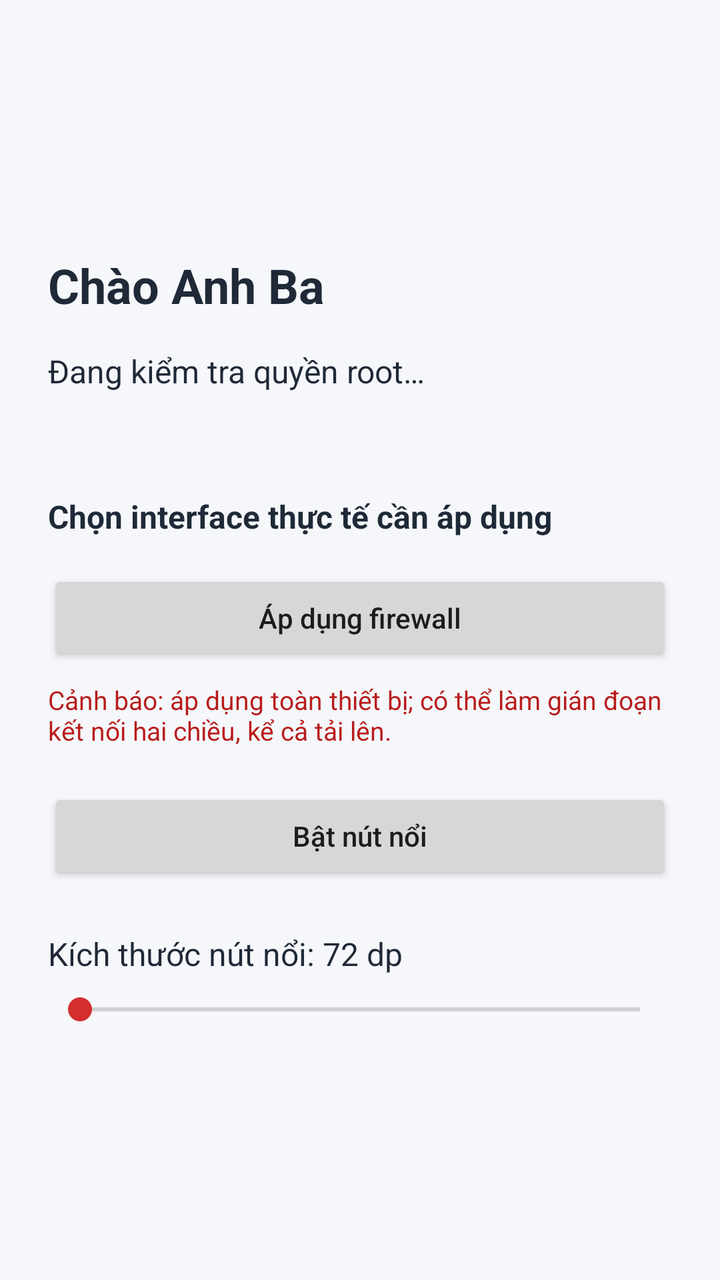
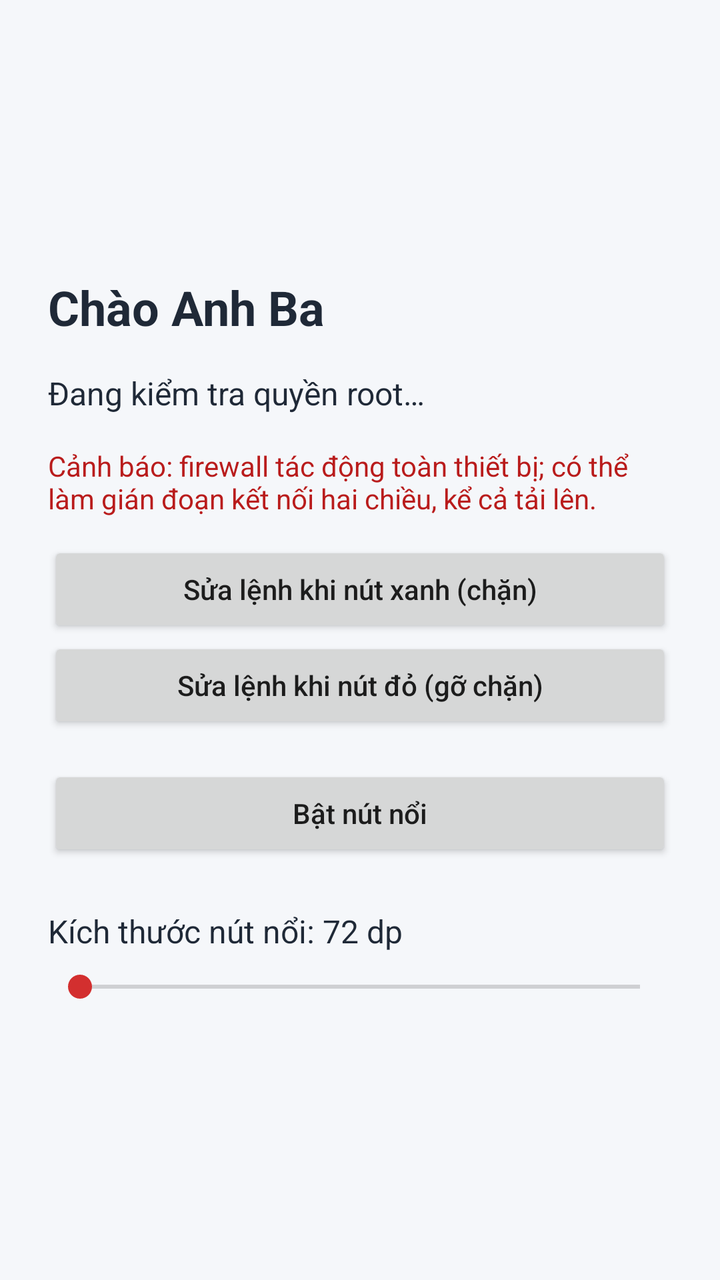

Before-and-after screenshots of an Android layout around one commit, followed by the original layout XML and the change that was made.
<!-- AndroidManifest.xml: application theme Theme.NutNoi -->
<!-- res/layout/activity_main.xml -->
<?xml version="1.0" encoding="utf-8"?>
<ScrollView xmlns:android="http://schemas.android.com/apk/res/android"
    android:layout_width="match_parent"
    android:layout_height="match_parent"
    android:fillViewport="true"
    android:background="#F5F7FA">
    <LinearLayout
        android:layout_width="match_parent"
        android:layout_height="wrap_content"
        android:orientation="vertical"
        android:padding="24dp"
        android:gravity="center_vertical">
        <TextView
            android:layout_width="match_parent"
            android:layout_height="wrap_content"
            android:text="@string/greeting"
            android:textColor="#1F2937"
            android:textSize="24sp"
            android:textStyle="bold"
            android:layout_marginBottom="16dp" />
        <TextView
            android:id="@+id/rootStatus"
            android:layout_width="match_parent"
            android:layout_height="wrap_content"
            android:text="@string/root_status_checking"
            android:textColor="#1F2937"
            android:textSize="16sp"
            android:paddingBottom="16dp"
            android:accessibilityLiveRegion="polite" />
        <TextView
            android:id="@+id/deviceInfo"
            android:layout_width="match_parent"
            android:layout_height="wrap_content"
            android:textColor="#1F2937"
            android:textSize="14sp"
            android:paddingBottom="16dp" />
        <TextView
            android:layout_width="match_parent"
            android:layout_height="wrap_content"
            android:text="@string/network_block_options"
            android:textColor="#1F2937"
            android:textSize="16sp"
            android:textStyle="bold"
            android:paddingBottom="4dp" />
        <LinearLayout
            android:id="@+id/interfaceChoices"
            android:layout_width="match_parent"
            android:layout_height="wrap_content"
            android:orientation="vertical" />
        <Button
            android:id="@+id/btnApplyFirewall"
            android:layout_width="match_parent"
            android:layout_height="wrap_content"
            android:text="@string/apply_firewall"
            android:textAllCaps="false"
            android:layout_marginTop="12dp"
            android:layout_marginBottom="8dp" />
        <TextView
            android:layout_width="match_parent"
            android:layout_height="wrap_content"
            android:text="@string/firewall_warning_short"
            android:textColor="#B91C1C"
            android:textSize="13sp"
            android:paddingBottom="20dp" />
        <Button
            android:id="@+id/btnToggleOverlay"
            android:layout_width="match_parent"
            android:layout_height="wrap_content"
            android:text="@string/enable_button"
            android:textAllCaps="false"
            android:layout_marginBottom="24dp" />
        <TextView
            android:id="@+id/overlaySizeLabel"
            android:layout_width="match_parent"
            android:layout_height="wrap_content"
            android:labelFor="@id/overlaySizeSeekBar"
            android:text="@string/overlay_size_value_default"
            android:textColor="#1F2937"
            android:textSize="16sp"
            android:paddingBottom="8dp" />
        <SeekBar
            android:id="@+id/overlaySizeSeekBar"
            android:layout_width="match_parent"
            android:layout_height="wrap_content"
            android:contentDescription="@string/overlay_size_label" />
    </LinearLayout>
</ScrollView>
<!-- resources referenced by this layout -->
<resources>
  <string name="apply_firewall">Áp dụng firewall</string>
  <string name="enable_button">Bật nút nổi</string>
  <string name="firewall_warning_short">Cảnh báo: áp dụng toàn thiết bị; có thể làm gián đoạn kết nối hai chiều, kể cả tải lên.</string>
  <string name="greeting">Chào Anh Ba</string>
  <string name="network_block_options">Chọn interface thực tế cần áp dụng</string>
  <string name="overlay_size_label">Kích thước nút nổi</string>
  <string name="overlay_size_value_default">Kích thước nút nổi: 72 dp</string>
  <string name="root_status_checking">Đang kiểm tra quyền root…</string>
  <style name="Theme.NutNoi" parent="Theme.AppCompat.DayNight.NoActionBar">
          <item name="colorPrimary">#1976D2</item>
          <item name="colorPrimaryDark">#1565C0</item>
          <item name="colorAccent">#D32F2F</item>
          <item name="android:statusBarColor">@android:color/transparent</item>
          <item name="android:navigationBarColor">@android:color/transparent</item>
      </style>
</resources>

<!-- the commit's change to res/layout/activity_main.xml (unified diff, before → after) -->
@@ -25,43 +25,27 @@
             android:text="@string/root_status_checking"
             android:textColor="#1F2937"
             android:textSize="16sp"
-            android:paddingBottom="16dp"
-            android:accessibilityLiveRegion="polite" />
-        <TextView
-            android:id="@+id/deviceInfo"
-            android:layout_width="match_parent"
-            android:layout_height="wrap_content"
-            android:textColor="#1F2937"
-            android:textSize="14sp"
             android:paddingBottom="16dp" />
-        <TextView
-            android:layout_width="match_parent"
-            android:layout_height="wrap_content"
-            android:text="@string/network_block_options"
-            android:textColor="#1F2937"
-            android:textSize="16sp"
-            android:textStyle="bold"
-            android:paddingBottom="4dp" />
-        <LinearLayout
-            android:id="@+id/interfaceChoices"
-            android:layout_width="match_parent"
-            android:layout_height="wrap_content"
-            android:orientation="vertical" />
-        <Button
-            android:id="@+id/btnApplyFirewall"
-            android:layout_width="match_parent"
-            android:layout_height="wrap_content"
-            android:text="@string/apply_firewall"
-            android:textAllCaps="false"
-            android:layout_marginTop="12dp"
-            android:layout_marginBottom="8dp" />
         <TextView
             android:layout_width="match_parent"
             android:layout_height="wrap_content"
             android:text="@string/firewall_warning_short"
             android:textColor="#B91C1C"
-            android:textSize="13sp"
-            android:paddingBottom="20dp" />
+            android:textSize="14sp"
+            android:paddingBottom="12dp" />
+        <Button
+            android:id="@+id/btnEditBlockCommands"
+            android:layout_width="match_parent"
+            android:layout_height="wrap_content"
+            android:text="@string/edit_block_commands"
+            android:textAllCaps="false" />
+        <Button
+            android:id="@+id/btnEditUnblockCommands"
+            android:layout_width="match_parent"
+            android:layout_height="wrap_content"
+            android:text="@string/edit_unblock_commands"
+            android:textAllCaps="false"
+            android:layout_marginBottom="16dp" />
         <Button
             android:id="@+id/btnToggleOverlay"
             android:layout_width="match_parent"
<!-- resource entries referenced after the edit -->
@@ -1,10 +1,10 @@
 <!-- resources referenced by this layout -->
 <resources>
-  <string name="apply_firewall">Áp dụng firewall</string>
+  <string name="edit_block_commands">Sửa lệnh khi nút xanh (chặn)</string>
+  <string name="edit_unblock_commands">Sửa lệnh khi nút đỏ (gỡ chặn)</string>
   <string name="enable_button">Bật nút nổi</string>
-  <string name="firewall_warning_short">Cảnh báo: áp dụng toàn thiết bị; có thể làm gián đoạn kết nối hai chiều, kể cả tải lên.</string>
+  <string name="firewall_warning_short">Cảnh báo: firewall tác động toàn thiết bị; có thể làm gián đoạn kết nối hai chiều, kể cả tải lên.</string>
   <string name="greeting">Chào Anh Ba</string>
-  <string name="network_block_options">Chọn interface thực tế cần áp dụng</string>
   <string name="overlay_size_label">Kích thước nút nổi</string>
   <string name="overlay_size_value_default">Kích thước nút nổi: 72 dp</string>
   <string name="root_status_checking">Đang kiểm tra quyền root…</string>
